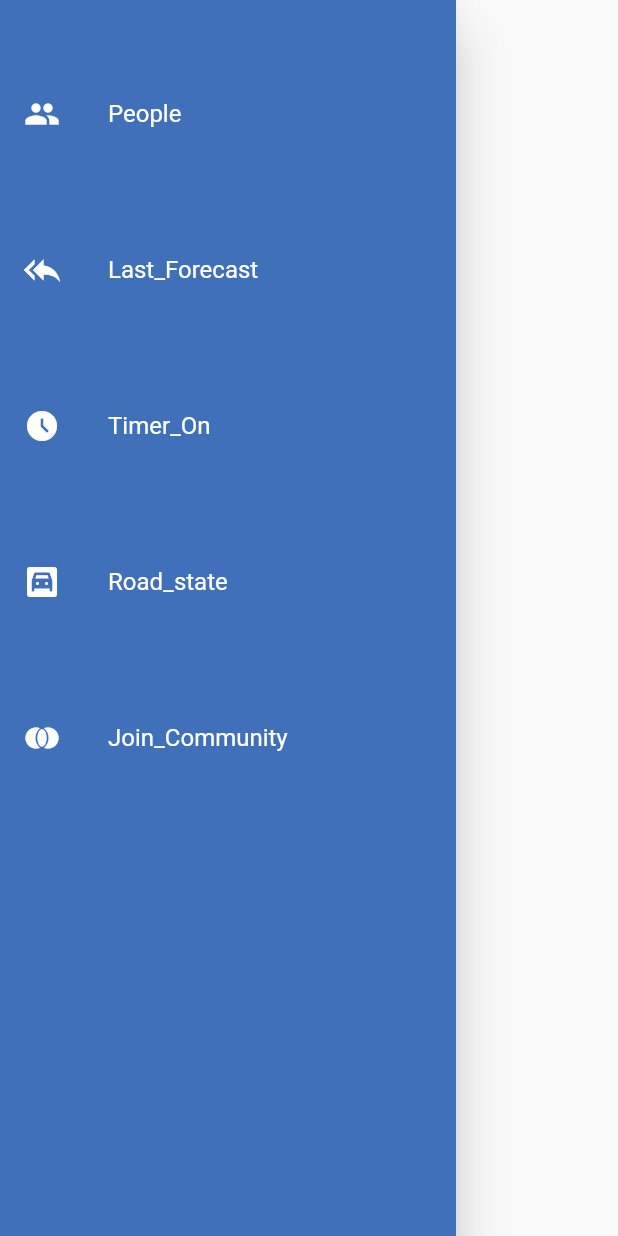
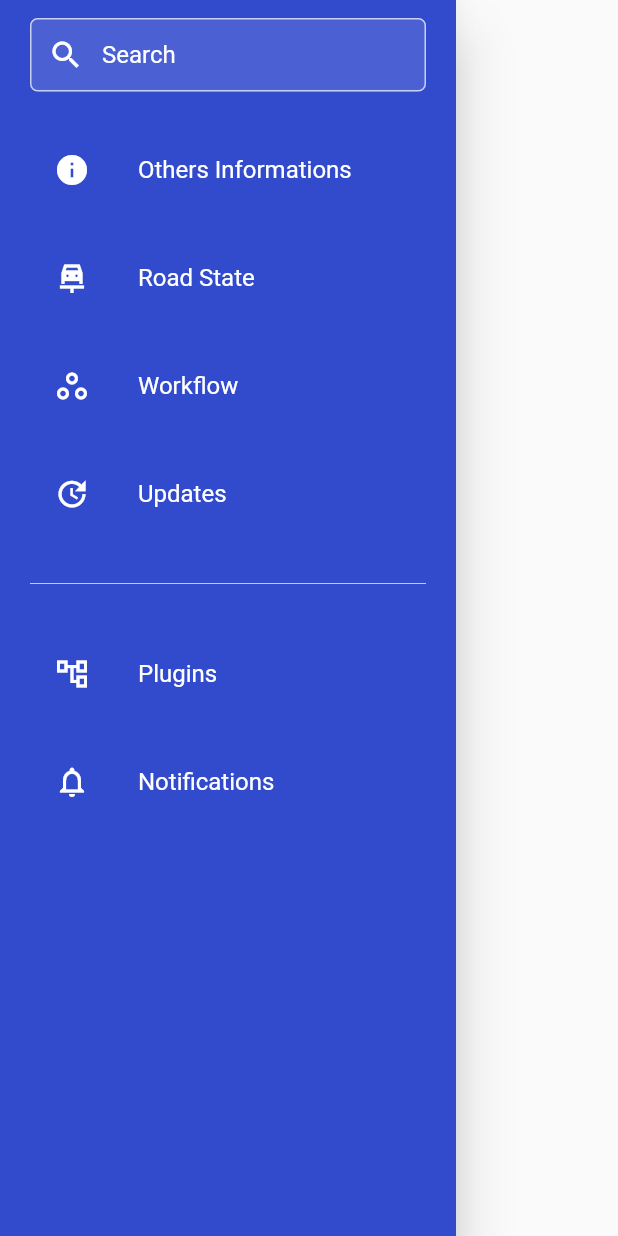
Before and after one commit to ClichyMercury/retribution, a Flutter app: the NavigationDrawerWidget widget shown alone on an empty page, opened directly, on a phone screen of 412 x 824 dp. Run offline on Flutter 3.47's test engine with Material 2 defaults, Android fonts, the phone set to English and light mode, and no system bars; network calls fail.

Commit message:
add others infos

```diff
--- a/lib/views/navigation_drawer.dart
+++ b/lib/views/navigation_drawer.dart
@@ -1,51 +1,162 @@
 import 'package:flutter/material.dart';
+import 'package:retribution/views/others_informations.dart';
+import 'package:retribution/views/road_state.dart';
 
-class NavigationDrawerWidget extends StatefulWidget {
+class NavigationDrawerWidget extends StatelessWidget {
   final padding = EdgeInsets.symmetric(horizontal: 20);
-
-  @override
-  State<NavigationDrawerWidget> createState() => _NavigationDrawerWidgetState();
-}
-
-class _NavigationDrawerWidgetState extends State<NavigationDrawerWidget> {
   @override
   Widget build(BuildContext context) {
     return Drawer(
       child: Material(
-        color: Color.fromARGB(255, 65, 112, 187),
+        color: Color.fromRGBO(50, 75, 205, 1),
         child: ListView(
           children: <Widget>[
-            const SizedBox(height: 48),
-            buildMenuItem(text: 'People', icon: Icons.people),
-            const SizedBox(height: 48),
-            buildMenuItem(text: 'Last_Forecast', icon: Icons.reply_all_sharp),
-            const SizedBox(height: 48),
+            Container(
+              padding: padding,
+              child: Column(
+                children: [
+                  const SizedBox(height: 12),
+                  buildSearchField(),
+                  const SizedBox(height: 24),
                   buildMenuItem(
-                text: 'Timer_On', icon: Icons.access_time_filled_sharp),
-            const SizedBox(height: 48),
-            buildMenuItem(text: 'Road_state', icon: Icons.garage_rounded),
-            const SizedBox(height: 48),
+                    text: 'Others Informations',
+                    icon: Icons.info,
+                    onClicked: () => selectedItem(context, 0),
+                  ),
+                  const SizedBox(height: 16),
                   buildMenuItem(
-                text: 'Join_Community', icon: Icons.join_full_outlined),
+                    text: 'Road State',
+                    icon: Icons.car_repair_sharp,
+                    onClicked: () => selectedItem(context, 1),
+                  ),
+                  const SizedBox(height: 16),
+                  buildMenuItem(
+                    text: 'Workflow',
+                    icon: Icons.workspaces_outline,
+                    onClicked: () => selectedItem(context, 2),
+                  ),
+                  const SizedBox(height: 16),
+                  buildMenuItem(
+                    text: 'Updates',
+                    icon: Icons.update,
+                    onClicked: () => selectedItem(context, 3),
+                  ),
+                  const SizedBox(height: 24),
+                  Divider(color: Colors.white70),
+                  const SizedBox(height: 24),
+                  buildMenuItem(
+                    text: 'Plugins',
+                    icon: Icons.account_tree_outlined,
+                    onClicked: () => selectedItem(context, 4),
+                  ),
+                  const SizedBox(height: 16),
+                  buildMenuItem(
+                    text: 'Notifications',
+                    icon: Icons.notifications_outlined,
+                    onClicked: () => selectedItem(context, 5),
+                  ),
+                ],
+              ),
+            ),
           ],
         ),
       ),
     );
   }
+
+  Widget buildHeader({
+    required String urlImage,
+    required String name,
+    required String email,
+    required VoidCallback onClicked,
+  }) =>
+      InkWell(
+        onTap: onClicked,
+        child: Container(
+          padding: padding.add(EdgeInsets.symmetric(vertical: 40)),
+          child: Row(
+            children: [
+              CircleAvatar(radius: 30, backgroundImage: NetworkImage(urlImage)),
+              SizedBox(width: 20),
+              Column(
+                crossAxisAlignment: CrossAxisAlignment.start,
+                children: [
+                  Text(
+                    name,
+                    style: TextStyle(fontSize: 20, color: Colors.white),
+                  ),
+                  const SizedBox(height: 4),
+                  Text(
+                    email,
+                    style: TextStyle(fontSize: 14, color: Colors.white),
+                  ),
+                ],
+              ),
+              Spacer(),
+              CircleAvatar(
+                radius: 24,
+                backgroundColor: Color.fromRGBO(30, 60, 168, 1),
+                child: Icon(Icons.add_comment_outlined, color: Colors.white),
+              )
+            ],
+          ),
+        ),
+      );
+
+  Widget buildSearchField() {
+    final color = Colors.white;
+
+    return TextField(
+      style: TextStyle(color: color),
+      decoration: InputDecoration(
+        contentPadding: EdgeInsets.symmetric(horizontal: 20, vertical: 15),
+        hintText: 'Search',
+        hintStyle: TextStyle(color: color),
+        prefixIcon: Icon(Icons.search, color: color),
+        filled: true,
+        fillColor: Colors.white12,
+        enabledBorder: OutlineInputBorder(
+          borderRadius: BorderRadius.circular(5),
+          borderSide: BorderSide(color: color.withOpacity(0.7)),
+        ),
+        focusedBorder: OutlineInputBorder(
+          borderRadius: BorderRadius.circular(5),
+          borderSide: BorderSide(color: color.withOpacity(0.7)),
+        ),
+      ),
+    );
   }
 
   Widget buildMenuItem({
-  String? text,
-  IconData? icon,
-  VoidCallback? onCliked,
+    required String text,
+    required IconData icon,
+    VoidCallback? onClicked,
   }) {
     final color = Colors.white;
     final hoverColor = Colors.white70;
 
     return ListTile(
       leading: Icon(icon, color: color),
-    title: Text(text!, style: TextStyle(color: color)),
+      title: Text(text, style: TextStyle(color: color)),
       hoverColor: hoverColor,
-    onTap: () {},
+      onTap: onClicked,
     );
   }
+
+  void selectedItem(BuildContext context, int index) {
+    Navigator.of(context).pop();
+
+    switch (index) {
+      case 0:
+        Navigator.of(context).push(MaterialPageRoute(
+          builder: (context) => others_imformations(),
+        ));
+        break;
+      case 1:
+        Navigator.of(context).push(MaterialPageRoute(
+          builder: (context) => road_state(),
+        ));
+        break;
+    }
+  }
+}
--- a/pubspec.yaml
+++ b/pubspec.yaml
@@ -35,6 +35,7 @@ dependencies:
   # Use with the CupertinoIcons class for iOS style icons.
   cupertino_icons: ^1.0.2
   http: ^0.13.4
+  carousel_slider: ^4.1.1
 
 dev_dependencies:
   flutter_test:
```
Also changed, not shown: lib/models/weather_model.dart (+24 -0 lines), lib/views/others_informations.dart (added, +250 -0 lines), lib/views/road_state.dart (added, +12 -0 lines), assets/images/abidjan0.png (added), assets/images/abidjan2.png (added), assets/images/abidjan3.png (added), assets/images/abidjan5.png (added), pubspec.lock, 4 other files. Lines whose indentation alone changed are shown as unchanged.
